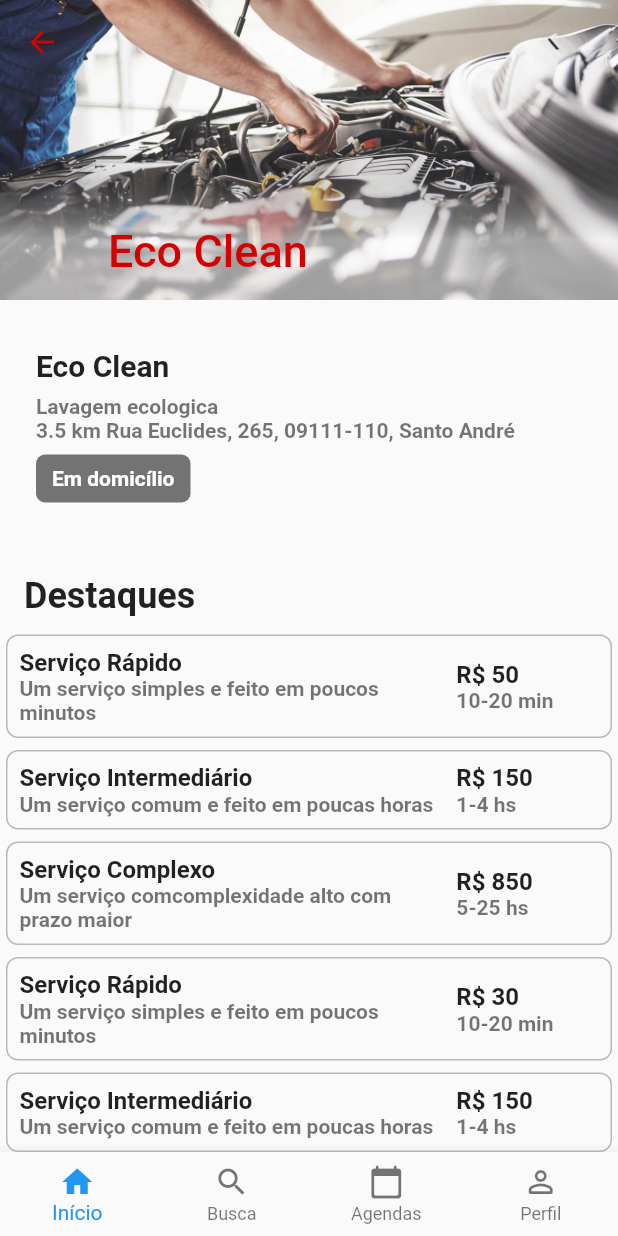
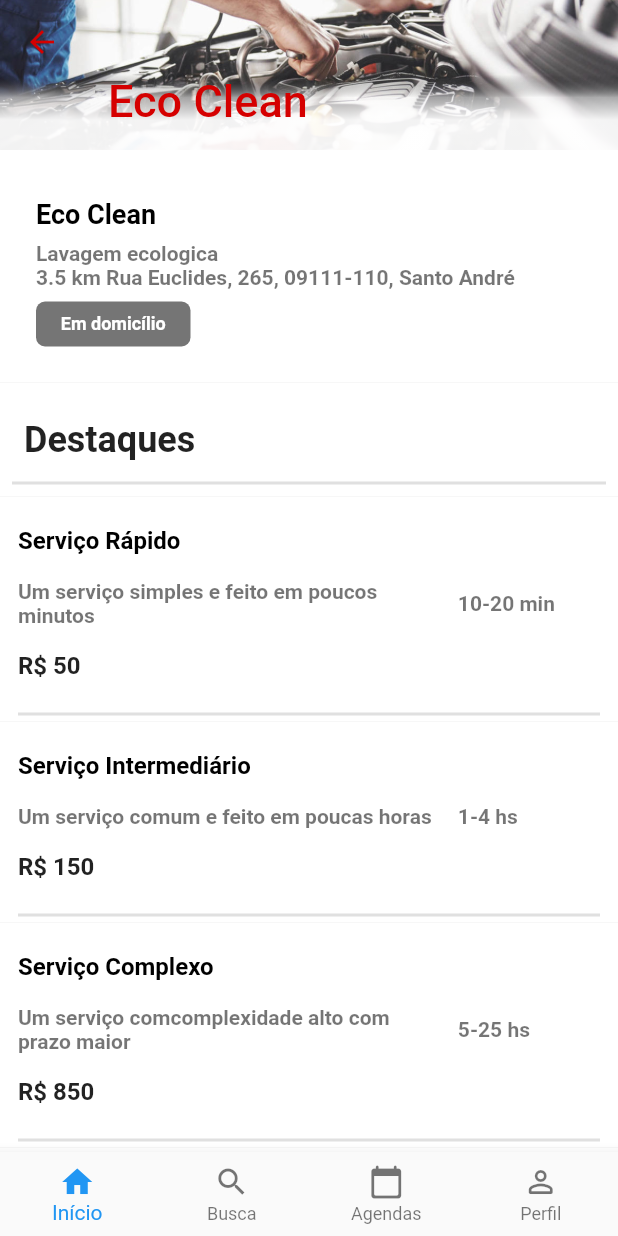
Before and after one commit to JoseCamilo/car-service-mobile, a Flutter app: the screen it shows after launch, after a tap on "Em domicílio", on a phone screen of 412 x 824 dp. Run offline on Flutter 3.47's test engine with Material 2 defaults, Android fonts, the phone set to English and light mode, and no system bars; our stand-ins replace carousel_slider.

Commit message:
ajuste assets, melhorias company screen

```diff
--- a/lib/components/banner_carousel.dart
+++ b/lib/components/banner_carousel.dart
@@ -13,7 +13,7 @@ class BannerCarousel extends StatelessWidget {
   Widget build(BuildContext context) {
     return CarouselSlider(
       options: CarouselOptions(
-        height: MediaQuery.of(context).size.height * 0.35,
+        height: MediaQuery.of(context).size.height * 0.37,
         viewportFraction: 0.75,
         enableInfiniteScroll: false,
       ),
--- a/lib/components/services_company.dart
+++ b/lib/components/services_company.dart
@@ -12,12 +12,9 @@ class ItemServicesCompany extends StatelessWidget {
   Widget build(BuildContext context) {
     return Padding(
       padding: const EdgeInsets.all(4.0),
-      child: Container(
-        decoration: BoxDecoration(
-          border: Border.all(width: 1.0, color: Colors.black26),
-          borderRadius: BorderRadius.circular(8.0),
-        ),
-        child: Padding(
+      child: Column(
+        children: [
+          Padding(
             padding: const EdgeInsets.all(8.0),
             child: Row(
               mainAxisAlignment: MainAxisAlignment.spaceBetween,
@@ -25,20 +22,25 @@ class ItemServicesCompany extends StatelessWidget {
                 Column(
                   mainAxisAlignment: MainAxisAlignment.start,
                   children: [
-                  SizedBox(
+                    Padding(
+                      padding: const EdgeInsets.only(top: 8.0, bottom: 8.0),
+                      child: SizedBox(
                         width: MediaQuery.of(context).size.width * 0.67,
                         child: Text(
                           this.title,
                           overflow: TextOverflow.ellipsis,
                           maxLines: 1,
                           style: TextStyle(
-                        color: Colors.black87,
+                            color: Colors.black,
                             fontSize: 16.0,
-                        fontWeight: FontWeight.bold,
+                            fontWeight: FontWeight.w600,
                           ),
                         ),
                       ),
-                  SizedBox(
+                    ),
+                    Padding(
+                      padding: const EdgeInsets.only(top: 8.0, bottom: 8.0),
+                      child: SizedBox(
                         width: MediaQuery.of(context).size.width * 0.67,
                         child: Text(
                           this.description,
@@ -51,12 +53,11 @@ class ItemServicesCompany extends StatelessWidget {
                           ),
                         ),
                       ),
-                ],
                     ),
-              Column(
-                children: [
-                  SizedBox(
-                    width: MediaQuery.of(context).size.width * 0.23,
+                    Padding(
+                      padding: const EdgeInsets.only(top: 8.0, bottom: 8.0),
+                      child: SizedBox(
+                        width: MediaQuery.of(context).size.width * 0.67,
                         child: Text(
                           'R\$ $price',
                           overflow: TextOverflow.ellipsis,
@@ -68,6 +69,11 @@ class ItemServicesCompany extends StatelessWidget {
                           ),
                         ),
                       ),
+                    ),
+                  ],
+                ),
+                Column(
+                  children: [
                     SizedBox(
                       width: MediaQuery.of(context).size.width * 0.23,
                       child: Text(
@@ -86,6 +92,17 @@ class ItemServicesCompany extends StatelessWidget {
               ],
             ),
           ),
+          Padding(
+            padding: const EdgeInsets.only(top: 8.0, left: 8.0, right: 8.0),
+            child: Divider(
+              color: Colors.black12,
+              height: 0,
+              thickness: 2,
+              indent: 0,
+              endIndent: 0,
+            ),
+          ),
+        ],
       ),
     );
   }
--- a/lib/models/database.dart
+++ b/lib/models/database.dart
@@ -6,28 +6,28 @@ class DataBase {
     ItemBannerList(
       title: 'Eco Clean',
       subtitle: '3.5 km Rua Euclides, 265, 09111-110, Santo André',
-      assetImage: 'assets/home.jpg',
+      assetImage: 'assets/images/home.jpg',
       description: 'Lavagem ecologica',
       sale: 'Em domicílio',
     ),
     ItemBannerList(
       title: 'Lumar Elétrica',
       subtitle: '5.5 km Rua Euclides, 265, 09111-110, Santo André',
-      assetImage: 'assets/flutter_dev.png',
+      assetImage: 'assets/images/flutter_dev.png',
       description: 'Auto Elétrica',
       sale: '30% OFF',
     ),
     ItemBannerList(
       title: 'Floresta Funilaria e Pintura',
       subtitle: '1.5 km Av Queiróz Filho, 265, 09111-110, Santo André',
-      assetImage: 'assets/home.jpg',
+      assetImage: 'assets/images/home.jpg',
       description: 'Funilaria e Pintura',
       sale: '15% OFF',
     ),
     ItemBannerList(
       title: 'Bosh',
       subtitle: '3.9 km Rua Euclides, 265, 09111-110, Santo André',
-      assetImage: 'assets/home.jpg',
+      assetImage: 'assets/images/home.jpg',
       description: 'Car Certer Services',
     ),
   ];
@@ -35,28 +35,28 @@ class DataBase {
     ItemBannerCarousel(
       title: 'Eco Clean',
       subtitle: '3.5 km Rua Euclides, 265, 09111-110, Santo André',
-      assetImage: 'assets/home.jpg',
+      assetImage: 'assets/images/home.jpg',
       description: 'Lavagem ecologica',
       sale: 'Em domicílio',
     ),
     ItemBannerCarousel(
       title: 'Lumar Elétrica',
       subtitle: '5.5 km Rua Euclides, 265, 09111-110, Santo André',
-      assetImage: 'assets/flutter_dev.png',
+      assetImage: 'assets/images/flutter_dev.png',
       description: 'Auto Elétrica',
       sale: '30% OFF',
     ),
     ItemBannerCarousel(
       title: 'Floresta Funilaria e Pintura',
       subtitle: '1.5 km Av Queiróz Filho, 265, 09111-110, Santo André',
-      assetImage: 'assets/home.jpg',
+      assetImage: 'assets/images/home.jpg',
       description: 'Funilaria e Pintura',
       sale: '15% OFF',
     ),
     ItemBannerCarousel(
       title: 'Bosh',
       subtitle: '3.9 km Rua Euclides, 265, 09111-110, Santo André',
-      assetImage: 'assets/home.jpg',
+      assetImage: 'assets/images/home.jpg',
       description: 'Car Certer Services',
     ),
   ];
--- a/lib/screens/company.dart
+++ b/lib/screens/company.dart
@@ -45,12 +45,13 @@ class Company extends StatelessWidget {
       ),
     ];
     return Scaffold(
+      backgroundColor: Colors.black12,
       body: CustomScrollView(
         slivers: <Widget>[
           SliverAppBar(
             iconTheme: IconThemeData(color: Theme.of(context).primaryColor),
             pinned: true,
-            expandedHeight: 200.0,
+            expandedHeight: 100.0,
             backgroundColor: Colors.white,
             flexibleSpace: FlexibleSpaceBar(
               title: Text(
@@ -70,6 +71,7 @@ class Company extends StatelessWidget {
                         begin: Alignment(0.0, 0.6),
                         end: Alignment(0.0, 0.0),
                         colors: <Color>[
+                          Color(0xF0FFFFFF),
                           Color(0x90FFFFFF),
                           Color(0x00000000),
                         ],
@@ -81,6 +83,10 @@ class Company extends StatelessWidget {
             ),
           ),
           SliverToBoxAdapter(
+            child: Container(
+              decoration: BoxDecoration(
+                color: Colors.white,
+              ),
               child: Padding(
                 padding: const EdgeInsets.all(24.0),
                 child: Column(
@@ -96,8 +102,8 @@ class Company extends StatelessWidget {
                           overflow: TextOverflow.ellipsis,
                           maxLines: 1,
                           style: TextStyle(
-                          color: Colors.black87,
-                          fontSize: 20.0,
+                            color: Colors.black,
+                            fontSize: 18.0,
                             fontWeight: FontWeight.bold,
                           ),
                         ),
@@ -142,7 +148,8 @@ class Company extends StatelessWidget {
                         child: Container(
                           decoration: BoxDecoration(
                             color: Colors.black54,
-                          borderRadius: BorderRadius.all(Radius.circular(6.0)),
+                            borderRadius:
+                                BorderRadius.all(Radius.circular(6.0)),
                           ),
                           child: Padding(
                             padding: const EdgeInsets.all(8.0),
@@ -153,7 +160,7 @@ class Company extends StatelessWidget {
                               maxLines: 2,
                               style: TextStyle(
                                 color: Colors.white,
-                              fontSize: 14.0,
+                                fontSize: 12.0,
                                 fontWeight: FontWeight.w600,
                               ),
                             ),
@@ -165,16 +172,37 @@ class Company extends StatelessWidget {
                 ),
               ),
             ),
+          ),
           SliverToBoxAdapter(
-            child: Padding(
-              padding:
-                  const EdgeInsets.only(top: 24.0, left: 16.0, bottom: 8.0),
+            child: Container(
+              decoration: BoxDecoration(
+                color: Colors.white,
+              ),
+              child: Column(
+                crossAxisAlignment: CrossAxisAlignment.start,
+                children: [
+                  Padding(
+                    padding: const EdgeInsets.only(
+                        top: 24.0, left: 16.0, bottom: 8.0),
                     child: Text(
                       'Destaques',
                       style: TextStyle(
-                  fontWeight: FontWeight.w600,
+                        fontWeight: FontWeight.bold,
                         fontSize: 24.0,
                       ),
+                    ),
+                  ),
+                  Padding(
+                    padding: const EdgeInsets.all(8.0),
+                    child: Divider(
+                      color: Colors.black12,
+                      height: 0,
+                      thickness: 2,
+                      indent: 0,
+                      endIndent: 0,
+                    ),
+                  ),
+                ],
               ),
             ),
           ),
@@ -182,6 +210,9 @@ class Company extends StatelessWidget {
             delegate: SliverChildBuilderDelegate(
               (BuildContext context, int index) {
                 return Container(
+                  decoration: BoxDecoration(
+                    color: Colors.white,
+                  ),
                   child: listServices[index],
                 );
               },
@@ -189,15 +220,35 @@ class Company extends StatelessWidget {
             ),
           ),
           SliverToBoxAdapter(
-            child: Padding(
-              padding:
-                  const EdgeInsets.only(top: 24.0, left: 16.0, bottom: 8.0),
+            child: Container(
+              decoration: BoxDecoration(
+                color: Colors.white,
+              ),
+              child: Column(
+                crossAxisAlignment: CrossAxisAlignment.start,
+                children: [
+                  Padding(
+                    padding: const EdgeInsets.only(
+                        top: 24.0, left: 16.0, bottom: 8.0),
                     child: Text(
                       'Serviços',
                       style: TextStyle(
-                  fontWeight: FontWeight.w600,
+                        fontWeight: FontWeight.bold,
                         fontSize: 24.0,
                       ),
+                    ),
+                  ),
+                  Padding(
+                    padding: const EdgeInsets.all(8.0),
+                    child: Divider(
+                      color: Colors.black12,
+                      height: 0,
+                      thickness: 2,
+                      indent: 0,
+                      endIndent: 0,
+                    ),
+                  ),
+                ],
               ),
             ),
           ),
@@ -205,6 +256,9 @@ class Company extends StatelessWidget {
             delegate: SliverChildBuilderDelegate(
               (BuildContext context, int index) {
                 return Container(
+                  decoration: BoxDecoration(
+                    color: Colors.white,
+                  ),
                   child: listServices[index],
                 );
               },
--- a/lib/screens/home.dart
+++ b/lib/screens/home.dart
@@ -80,7 +80,7 @@ class _HomeState extends State<Home> {
     ItemCarousel(
       title: 'Lavagem em casa depois',
       subtitle: 'em casa',
-      assetImage: 'assets/flutter_dev.png',
+      assetImage: 'assets/images/flutter_dev.png',
       onClick: () => {},
       colors: [
         Color(0xffff4000),
@@ -90,7 +90,7 @@ class _HomeState extends State<Home> {
     ItemCarousel(
       title: 'Troca Grátis',
       subtitle: 'de óleo',
-      assetImage: 'assets/flutter_dev.png',
+      assetImage: 'assets/images/flutter_dev.png',
       onClick: () => {},
       colors: [
         Color(0xFF008AC6),
@@ -99,7 +99,7 @@ class _HomeState extends State<Home> {
     ),
     ItemCarousel(
       title: 'Leva e Trás',
-      assetImage: 'assets/flutter_dev.png',
+      assetImage: 'assets/images/flutter_dev.png',
       onClick: () => {},
       colors: [
         Color(0xFFDD1800),
@@ -109,7 +109,7 @@ class _HomeState extends State<Home> {
     ItemCarousel(
       title: 'Ajustes',
       subtitle: 'grátis',
-      assetImage: 'assets/flutter_dev.png',
+      assetImage: 'assets/images/flutter_dev.png',
       onClick: () => {},
       colors: [
         Color(0xff5f2c82),
@@ -166,7 +166,7 @@ class _HomeState extends State<Home> {
                 fit: StackFit.expand,
                 children: [
                   Image(
-                    image: AssetImage('assets/car_service_logo.jpg'),
+                    image: AssetImage('assets/images/car_service_logo.jpg'),
                     fit: BoxFit.cover,
                   ),
                   DecoratedBox(
--- a/pubspec.yaml
+++ b/pubspec.yaml
@@ -47,9 +47,7 @@ flutter:
 
   # To add assets to your application, add an assets section, like this:
   assets:
-    - assets/home.jpg
-    - assets/flutter_dev.png
-    - assets/car_service_logo.jpg
+    - assets/images/
   #   - images/a_dot_burr.jpeg
   #   - images/a_dot_ham.jpeg
 
```
Also changed, not shown: assets/images/car_service_logo.jpg (renamed from assets/car_service_logo.jpg), assets/images/flutter_dev.png (renamed from assets/flutter_dev.png), assets/images/home.jpg (renamed from assets/home.jpg). Lines whose indentation alone changed are shown as unchanged.
